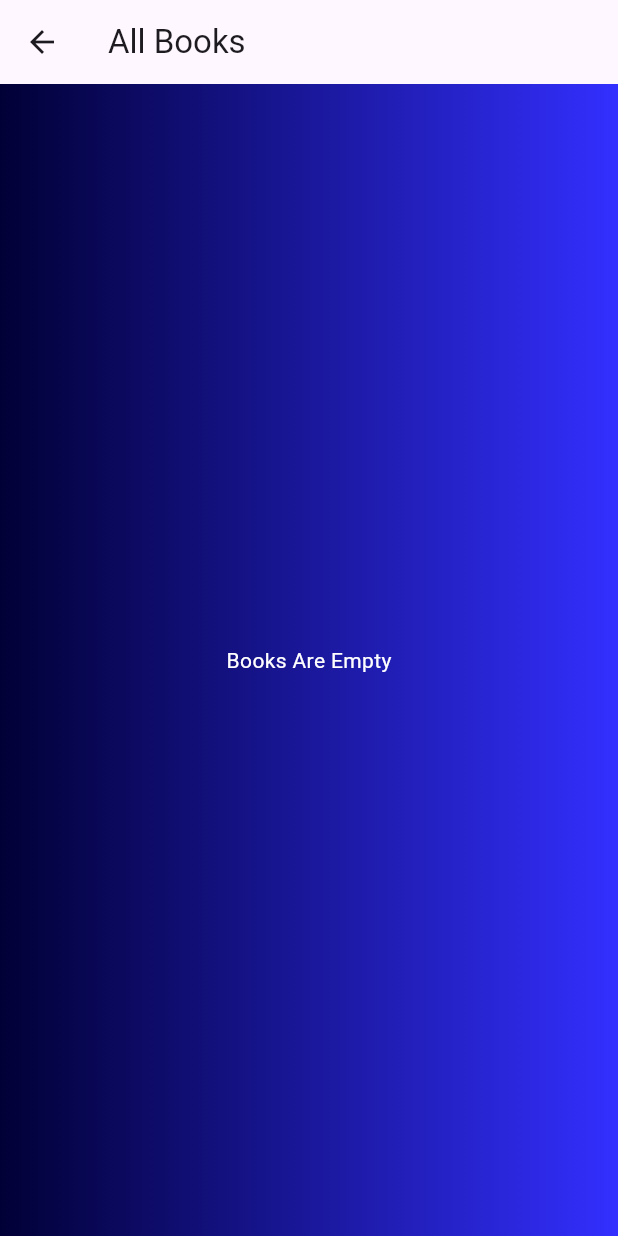
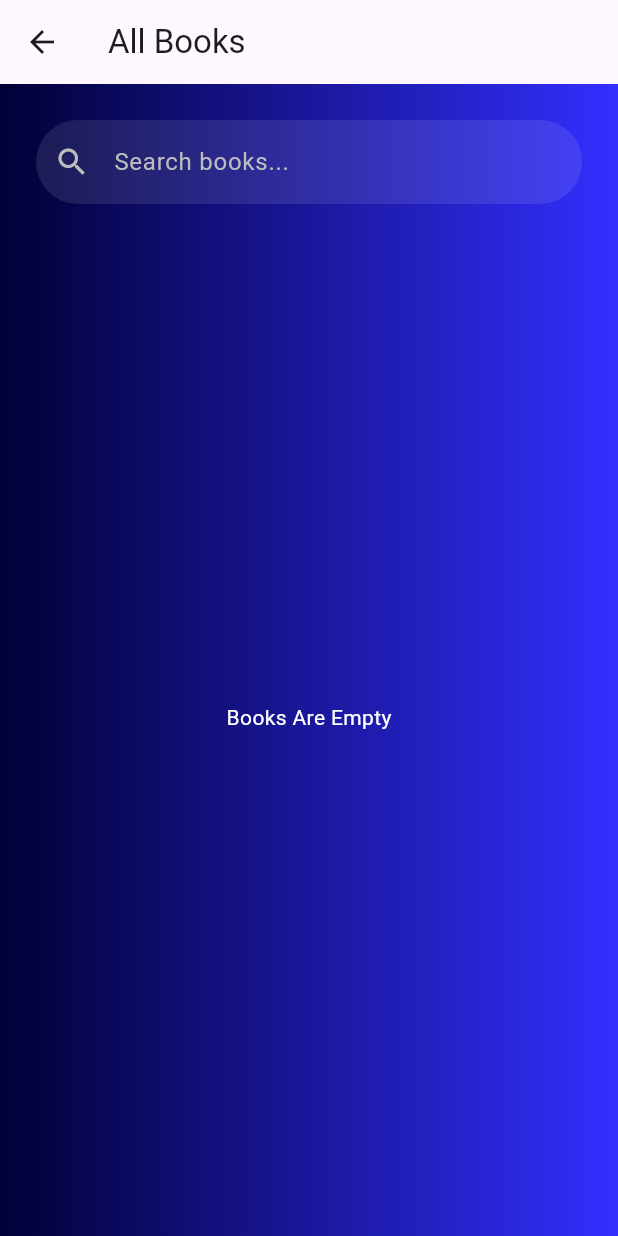
Before and after one commit to sogalabhi/arjun_guruji, a Flutter app: the AllBooksPage screen opened by its route, on a phone screen of 412 x 824 dp. Run offline on Flutter 3.47's test engine with Material 3 defaults, Android fonts, the phone set to English and light mode, and no system bars; our stand-ins replace audio_video_progress_bar, cached_network_image, cloud_firestore, connectivity_plus, dartz, dio and 13 more; missing offline and left inert: flutter_pdfview, pdfx; accounts and stored records are empty.

Commit message:
feat: Books Section done

```diff
--- a/lib/features/Books/presentation/pages/all_books_page.dart
+++ b/lib/features/Books/presentation/pages/all_books_page.dart
@@ -10,19 +10,25 @@ import 'package:flutter/material.dart';
 import 'package:flutter_bloc/flutter_bloc.dart';
 import 'package:hive_flutter/hive_flutter.dart';
 
-class AllBooksPage extends StatelessWidget {
+class AllBooksPage extends StatefulWidget {
   const AllBooksPage({super.key});
+
+  @override
+  AllBooksPageState createState() => AllBooksPageState();
+}
+
+class AllBooksPageState extends State<AllBooksPage> {
+  final TextEditingController _searchController = TextEditingController();
+  String _searchQuery = '';
 
   @override
   Widget build(BuildContext context) {
     return BlocProvider(
       create: (context) => BooksBloc(
-        fetchBooksUseCase: sl<
-            FetchBooksUseCase>(), // FetchBooksUseCase from your service locator
+        fetchBooksUseCase: sl<FetchBooksUseCase>(),
         booksBox: Hive.box<BookModel>('booksBox'),
-        connectivity: sl(), // Hive box for books
-      )..add(
-          const FetchAllBooks()), // Trigger the FetchAllBooks event immediately
+        connectivity: sl(),
+      )..add(const FetchAllBooks()),
       child: Scaffold(
         appBar: AppBar(
           title: const Text('All Books'),
@@ -30,14 +36,43 @@ class AllBooksPage extends StatelessWidget {
         body: GradientBackground(
           child: Padding(
             padding: const EdgeInsets.all(24.0),
+            child: Column(
+              children: [
+                TextField(
+                  controller: _searchController,
+                  decoration: InputDecoration(
+                    hintText: 'Search books...',
+                    hintStyle: TextStyle(color: Colors.grey[400]),
+                    prefixIcon: Icon(Icons.search, color: Colors.grey[400]),
+                    filled: true,
+                    fillColor: Colors.white.withAlpha((0.1 * 255).toInt()),
+                    border: OutlineInputBorder(
+                      borderRadius: BorderRadius.circular(30.0),
+                      borderSide: BorderSide.none,
+                    ),
+                  ),
+                  style: const TextStyle(color: Colors.white),
+                  onChanged: (value) {
+                    setState(() {
+                      _searchQuery = value.toLowerCase();
+                    });
+                  },
+                ),
+                const SizedBox(height: 20),
+                Expanded(
                   child: BlocBuilder<BooksBloc, BooksState>(
                     builder: (context, state) {
                       if (state is Loading) {
                         return const Center(
                           child: CircularProgressIndicator(
                             color: Colors.white,
-                  ));
+                          ),
+                        );
                       } else if (state is BooksLoaded) {
+                        final filteredBooks = state.books
+                            .where((book) =>
+                                book.title.toLowerCase().contains(_searchQuery))
+                            .toList();
                         return GridView.builder(
                           gridDelegate:
                               const SliverGridDelegateWithFixedCrossAxisCount(
@@ -46,12 +81,13 @@ class AllBooksPage extends StatelessWidget {
                             mainAxisSpacing: 10,
                             childAspectRatio: 0.7,
                           ),
-                    itemCount: state.books.length,
+                          itemCount: filteredBooks.length,
                           itemBuilder: (context, index) {
-                      final data = state.books[index];
+                            final data = filteredBooks[index];
                             return InkWell(
                               onTap: () {
-                          if (data.bookType == 'txt' && data.chapters != null) {
+                                if (data.bookType == 'html' &&
+                                    data.chapters != null) {
                                   Navigator.push(
                                     context,
                                     MaterialPageRoute(
@@ -60,12 +96,15 @@ class AllBooksPage extends StatelessWidget {
                                       ),
                                     ),
                                   );
-                          } else if (data.bookType == 'html') {
+                                } else if (data.bookType == 'html' &&
+                                    data.content != null) {
                                   Navigator.push(
                                     context,
                                     MaterialPageRoute(
                                       builder: (context) => ContentViewPage(
-                                    title: data.title, content: data.content!),
+                                        title: data.title,
+                                        content: data.content!,
+                                      ),
                                     ),
                                   );
                                 } else {
@@ -85,8 +124,8 @@ class AllBooksPage extends StatelessWidget {
                                   borderRadius: BorderRadius.circular(10),
                                   boxShadow: [
                                     BoxShadow(
-                                color:
-                                    Colors.grey.withAlpha((0.5 * 255).toInt()),
+                                      color: Colors.grey
+                                          .withAlpha((0.5 * 255).toInt()),
                                       spreadRadius: 2,
                                       blurRadius: 5,
                                       offset: const Offset(0, 3),
@@ -94,7 +133,8 @@ class AllBooksPage extends StatelessWidget {
                                   ],
                                 ),
                                 child: Column(
-                            mainAxisAlignment: MainAxisAlignment.spaceEvenly,
+                                  mainAxisAlignment:
+                                      MainAxisAlignment.spaceEvenly,
                                   children: <Widget>[
                                     Image.asset(data.imageUrl),
                                     Text(
@@ -117,11 +157,15 @@ class AllBooksPage extends StatelessWidget {
                           child: Text(
                             state.message,
                             style: const TextStyle(color: Colors.white),
-                  ));
+                          ),
+                        );
                       } else {
                         return const Center(child: Text('No data available'));
                       }
                     },
+                  ),
+                ),
+              ],
             ),
           ),
         ),
--- a/lib/features/Books/presentation/pages/content_view_page.dart
+++ b/lib/features/Books/presentation/pages/content_view_page.dart
@@ -4,8 +4,10 @@ import 'package:google_fonts/google_fonts.dart';
 
 class ContentViewPage extends StatefulWidget {
   final String title;
+  final String? chapterName;
   final String content;
-  const ContentViewPage({Key? key, required this.title, required this.content})
+  const ContentViewPage(
+      {Key? key, required this.title, required this.content, this.chapterName})
       : super(key: key);
 
   @override
@@ -129,7 +131,7 @@ class ContentViewPageState extends State<ContentViewPage> {
   }
 
   void _scrollToSearchQuery() {
-    final content = widget.content ?? "";
+    final content = widget.content;
     final index = content.toLowerCase().indexOf(_searchQuery.toLowerCase());
     if (index != -1) {
       final textBefore = content.substring(0, index);
```
Also changed, not shown: lib/features/Books/presentation/pages/chapters_list_page.dart (+76 -9 lines). Lines whose indentation alone changed are shown as unchanged.
